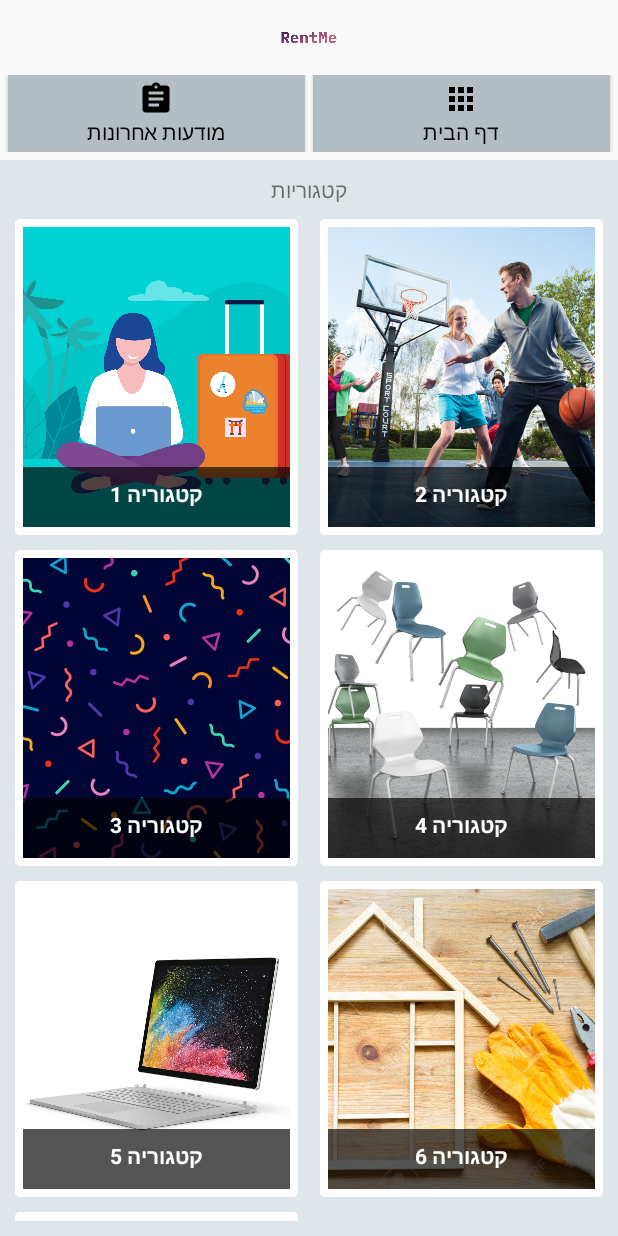
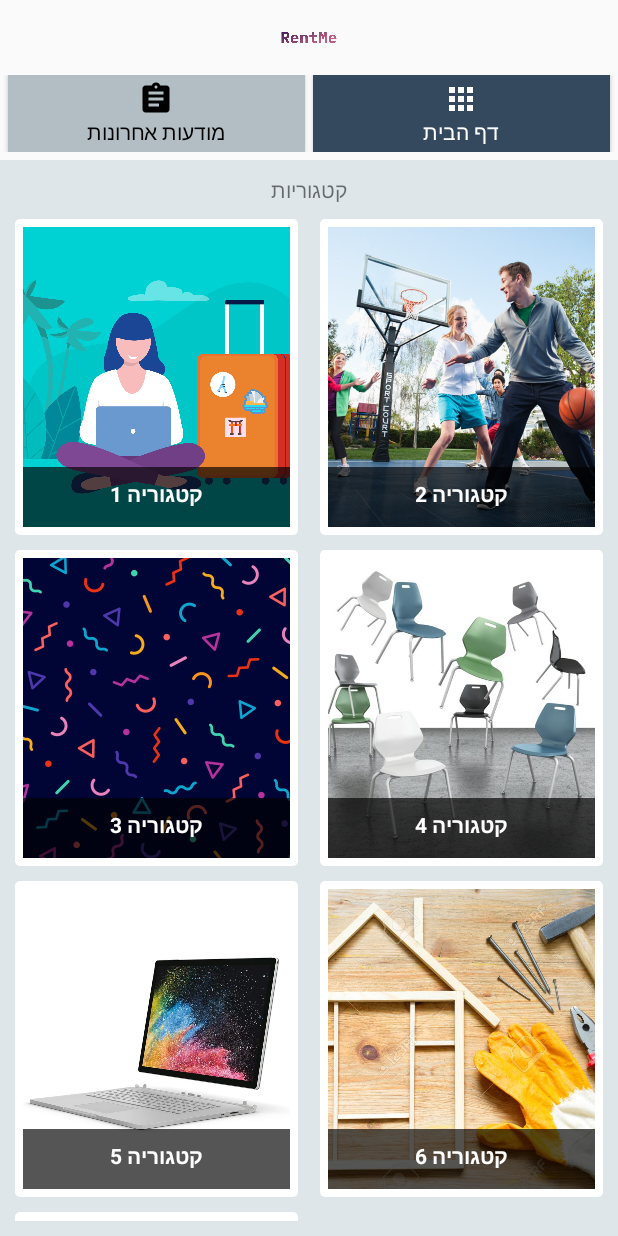
Before and after one commit to ZviMints/RentMe, an Android app: the screen it shows after launch (MainActivity), on a phone screen of 412 x 824 dp. Run offline under Robolectric (Android 15) with nearby library versions, the phone set to English and light mode, and no system bars.

Commit message:
Fix  Version for OR

```diff
--- a/app/src/main/res/drawable/ic_apps_black_24dp.xml
+++ b/app/src/main/res/drawable/ic_apps_black_24dp.xml
@@ -1,7 +1,9 @@
 <vector xmlns:android="http://schemas.android.com/apk/res/android"
         android:width="24dp"
         android:height="24dp"
-        android:viewportWidth="24.0"
+    android:tint="@android:color/white"
+
+    android:viewportWidth="24.0"
         android:viewportHeight="24.0">
     <path
         android:fillColor="#FF000000"
--- a/app/src/main/res/drawable/ic_assignment_black_24dp.xml
+++ b/app/src/main/res/drawable/ic_assignment_black_24dp.xml
@@ -1,7 +1,8 @@
 <vector xmlns:android="http://schemas.android.com/apk/res/android"
         android:width="24dp"
         android:height="24dp"
-        android:viewportWidth="24.0"
+
+    android:viewportWidth="24.0"
         android:viewportHeight="24.0">
     <path
         android:fillColor="#FF000000"
--- a/app/src/main/res/layout/activity_main.xml
+++ b/app/src/main/res/layout/activity_main.xml
@@ -41,9 +41,9 @@
             android:layout_width="fill_parent"
             android:layout_height="wrap_content"
             android:layout_weight="1"
-            android:background="#B2BEC3"
+            android:background="#34495e"
             android:drawableTop="@drawable/ic_apps_black_24dp"
-            android:textColor="#000"
+            android:textColor="#fff"
             android:padding="4dp"
             android:layout_marginLeft="2.5dp"
             android:layout_marginRight="5dp"
```
